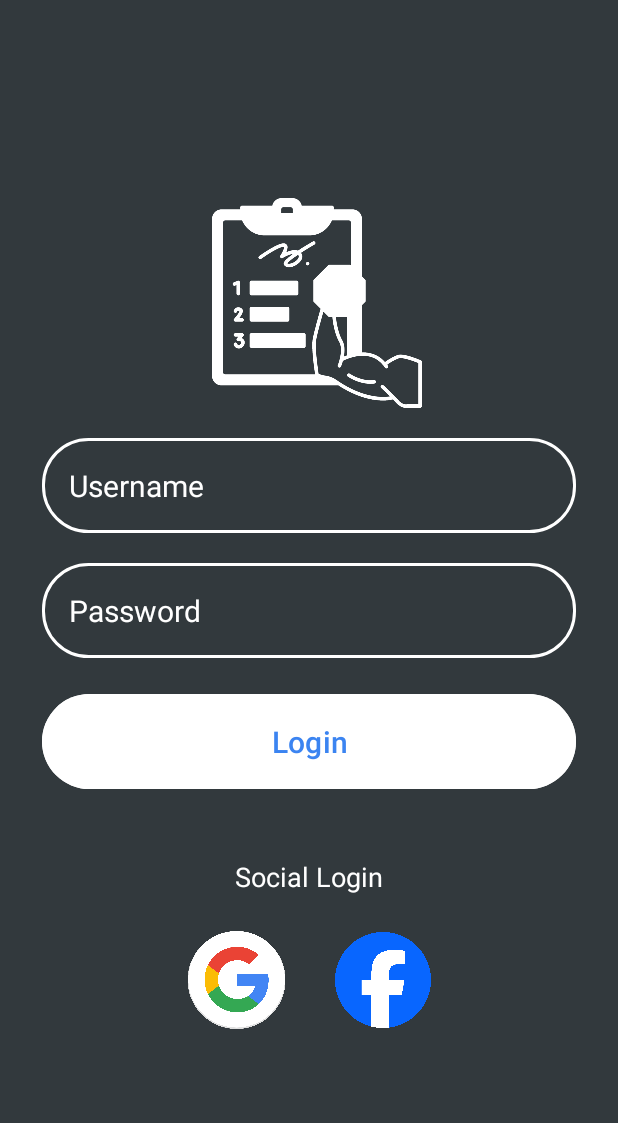
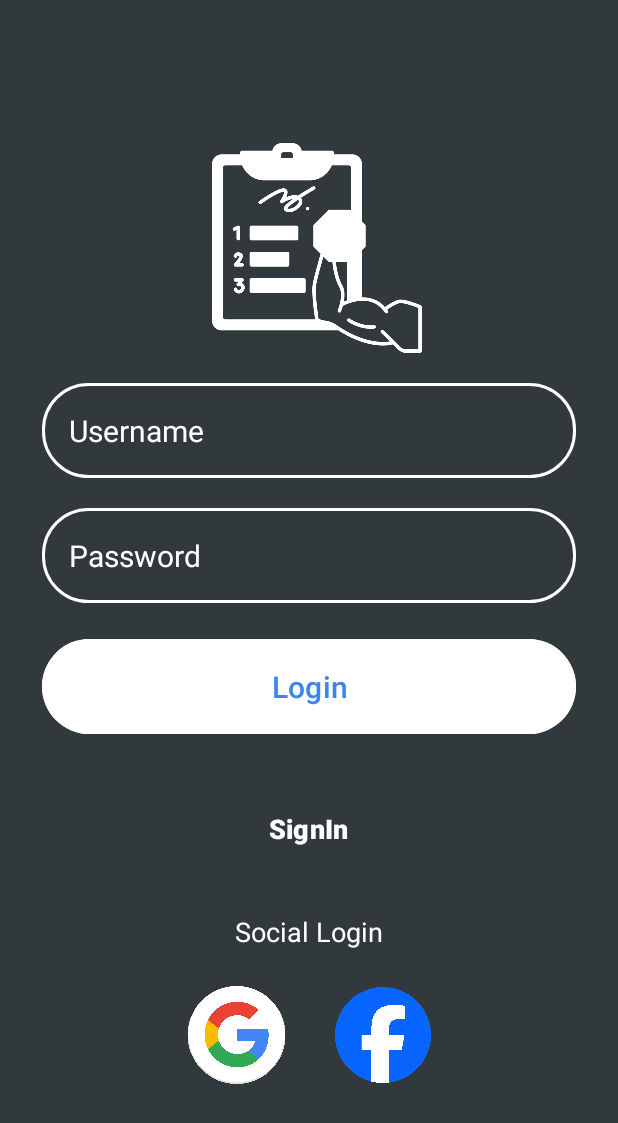
Before and after one commit to sach1nkhatri/StayFit2.0, an Android app: the login screen opened directly, with no data from a screen before it, on a phone screen of 412 x 824 dp. Shown: the top 1123 px of the screen. Run offline under Robolectric (Android 15) with nearby library versions, the phone set to English and light mode, and no system bars.

Commit message:
Simple Bug Fixes

```diff
--- a/app/src/main/java/com/example/stayfit20/BmiCalculator.kt
+++ b/app/src/main/java/com/example/stayfit20/BmiCalculator.kt
@@ -40,7 +40,7 @@ class BmiCalculator : AppCompatActivity() {
                 val gender = if (maleRadioButton.isChecked) "male" else "female"
 
                 val bmi = if (gender == "male") {
-                    1.3f * (weightInKG / (heightInMeters * heightInMeters)) - 16
+                    1.3f * (weightInKG / (heightInMeters * heightInMeters)) - 13
                 } else {
                     1.3f * (weightInKG / (heightInMeters * heightInMeters)) - 11
                 }
--- a/app/src/main/java/com/example/stayfit20/login.kt
+++ b/app/src/main/java/com/example/stayfit20/login.kt
@@ -5,15 +5,17 @@ import android.os.Bundle
 import android.util.Log
 import android.widget.Button
 import android.widget.EditText
+import android.widget.TextView
 import androidx.activity.enableEdgeToEdge
 import androidx.appcompat.app.AppCompatActivity
 import androidx.core.view.ViewCompat
 import androidx.core.view.WindowInsetsCompat
 
 class login : AppCompatActivity() {
-    lateinit var usernameInput: EditText
-    lateinit var passwordInput: EditText
-    lateinit var loginBtn: Button
+    private lateinit var usernameInput: EditText
+    private lateinit var passwordInput: EditText
+    private lateinit var loginBtn: Button
+    private lateinit var signIn: Button
     override fun onCreate(savedInstanceState: Bundle?) {
         super.onCreate(savedInstanceState)
         enableEdgeToEdge()
@@ -22,6 +24,7 @@ class login : AppCompatActivity() {
         usernameInput = findViewById(R.id.username_input)
         passwordInput = findViewById(R.id.password_input)
         loginBtn = findViewById(R.id.login_btn)
+        signIn = findViewById(R.id.SignInBtn)
         loginBtn.setOnClickListener {
             val username = usernameInput.text.toString()
             val password = passwordInput.text.toString()
@@ -33,5 +36,10 @@ class login : AppCompatActivity() {
 
 
         }
+
+        signIn.setOnClickListener {
+            val intent = Intent(this@login, SignInPage::class.java)
+            startActivity(intent)
+        }
     }
 }
--- a/app/src/main/res/layout/activity_login.xml
+++ b/app/src/main/res/layout/activity_login.xml
@@ -57,6 +57,19 @@
             android:layout_marginTop="32dp"
             android:textSize="20sp"
             android:id="@+id/login_btn"/>
+
+
+        <Button
+            android:id="@+id/SignInBtn"
+            android:layout_width="wrap_content"
+            android:layout_height="wrap_content"
+            android:layout_marginTop="25dp"
+            android:backgroundTint="@android:color/transparent"
+            android:text="@string/signin"
+            android:textColor="@color/white"
+            android:textSize="18sp"
+            android:textStyle="bold" />
+
         <TextView
             android:layout_width="wrap_content"
             android:layout_height="wrap_content"
@@ -64,6 +77,7 @@
             android:textSize="18sp"
             android:textColor="@color/white"
             android:layout_marginTop="32dp"/>
+
         <LinearLayout
             android:layout_width="match_parent"
             android:layout_height="wrap_content"
--- a/app/src/main/res/layout/activity_main.xml
+++ b/app/src/main/res/layout/activity_main.xml
@@ -1,4 +1,3 @@
-
 <?xml version="1.0" encoding="utf-8"?>
 <LinearLayout xmlns:android="http://schemas.android.com/apk/res/android"
     xmlns:app="http://schemas.android.com/apk/res-auto"
--- a/app/src/main/res/values/strings.xml
+++ b/app/src/main/res/values/strings.xml
@@ -10,6 +10,10 @@
     <string name="male">Male</string>
     <string name="bmr_calculator">BMR calculator</string>
     <string name="username">Username</string>
+    <string name="name">Name</string>
+    <string name="email">Email</string>
+    <string name="phone">Phone</string>
+    <string name="sign_in">Sign In</string>
     <string name="password">Password</string>
     <string name="login">Login</string>
     <string name="social_login">Social Login</string>
@@ -42,6 +46,7 @@
     <string name="save_note">SAVE NOTE</string>
     <string name="add_new_note">Add new note</string>
     <string name="tasks">Tasks</string>
+    <string name="signin">SignIn</string>
     />
 
 </resources>
```
Also changed, not shown: app/src/main/AndroidManifest.xml (+12 -13 lines), app/src/main/java/com/example/stayfit20/SignInPage.kt (added, +51 -0 lines), app/src/main/res/layout/activity_sign_in_page.xml (added, +91 -0 lines).
